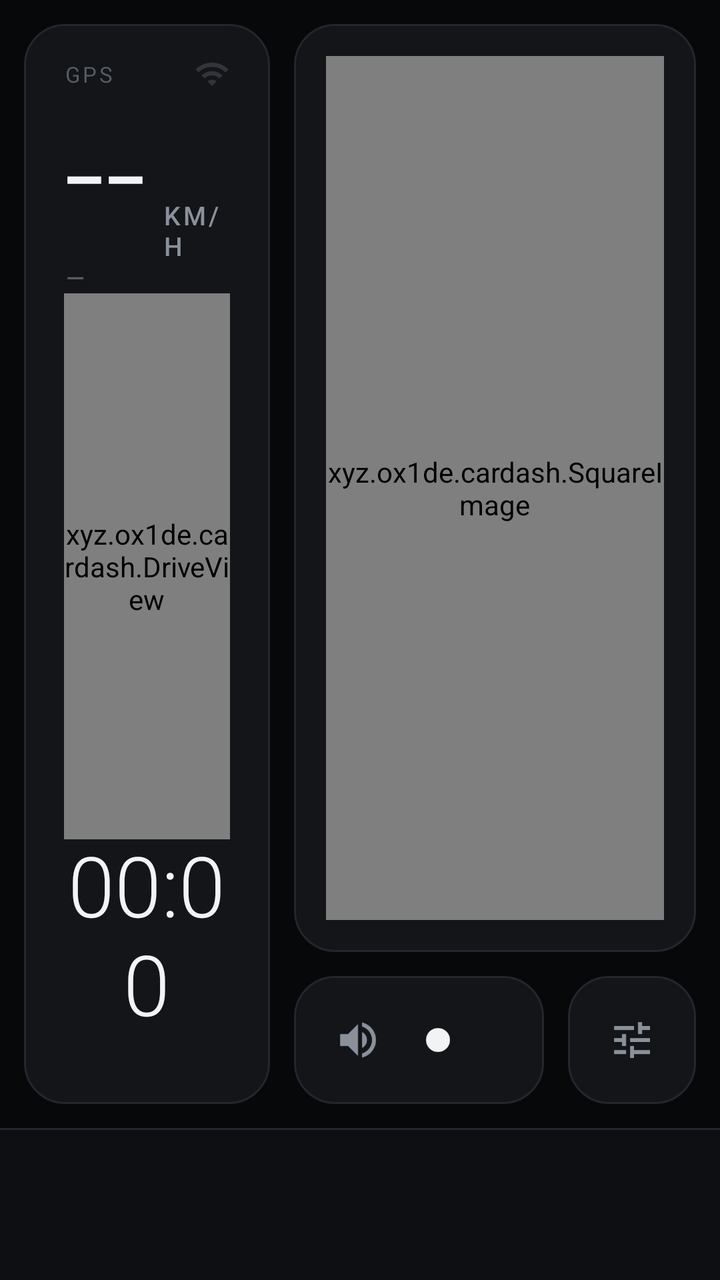
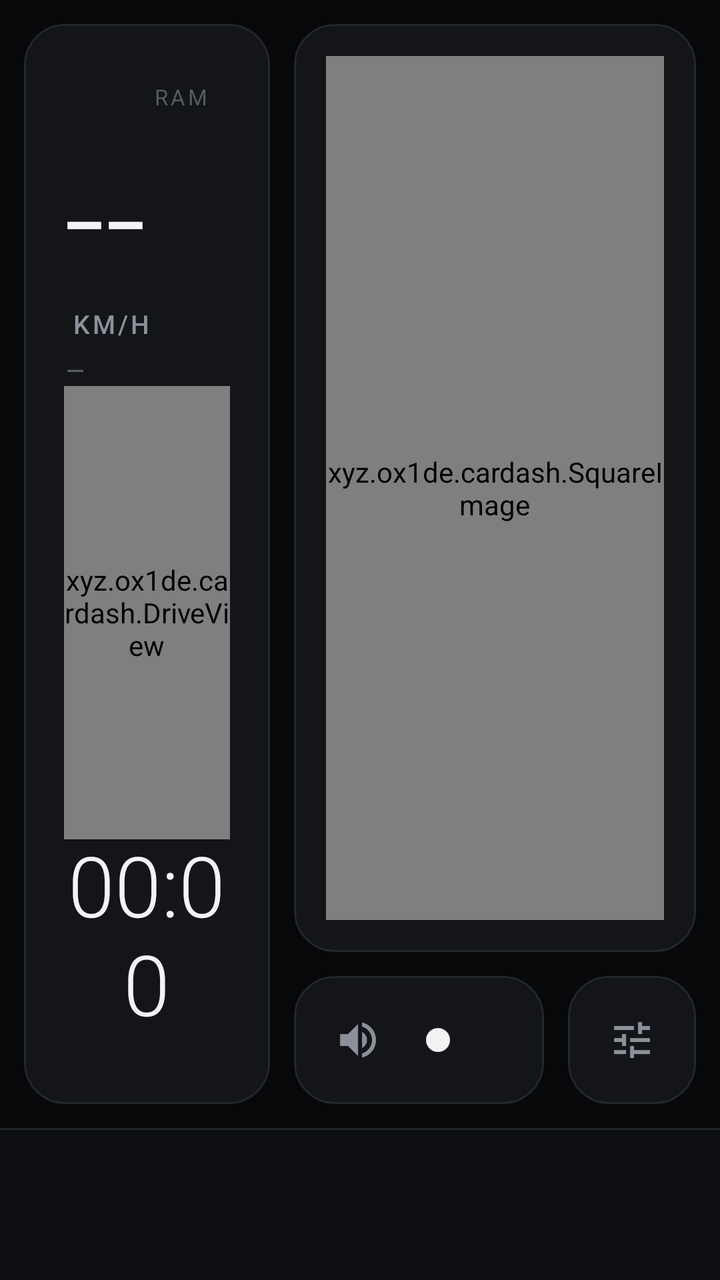

The first picture is an Android layout as it rendered before a commit; the second is the same layout after the commit. The layout source and the unified diff follow.
<!-- AndroidManifest.xml: application theme Theme.CarDash -->
<!-- res/layout/activity_main.xml -->
<?xml version="1.0" encoding="utf-8"?>
<FrameLayout xmlns:android="http://schemas.android.com/apk/res/android"
    android:id="@+id/root"
    android:layout_width="match_parent"
    android:layout_height="match_parent"
    android:background="@color/bg">

    <LinearLayout
        android:layout_width="match_parent"
        android:layout_height="match_parent"
        android:orientation="vertical">

        <LinearLayout
            android:id="@+id/content"
            android:layout_width="match_parent"
            android:layout_height="0dp"
            android:layout_weight="1"
            android:orientation="horizontal"
            android:padding="12dp">

            
            <LinearLayout
                android:id="@+id/drivePanel"
                android:layout_width="0dp"
                android:layout_height="match_parent"
                android:layout_weight="38"
                android:background="@drawable/bg_card"
                android:orientation="vertical"
                android:paddingLeft="20dp"
                android:paddingTop="16dp"
                android:paddingRight="20dp"
                android:paddingBottom="16dp">

                <LinearLayout
                    android:layout_width="match_parent"
                    android:layout_height="wrap_content"
                    android:gravity="center_vertical"
                    android:orientation="horizontal">

                    <TextView
                        android:id="@+id/gps"
                        android:layout_width="0dp"
                        android:layout_height="wrap_content"
                        android:layout_weight="1"
                        android:letterSpacing="0.12"
                        android:text="GPS"
                        android:textColor="@color/text3"
                        android:textSize="11sp" />

                    <ImageView
                        android:id="@+id/wifi"
                        android:layout_width="18dp"
                        android:layout_height="18dp"
                        android:alpha="0.25"
                        android:src="@drawable/ic_wifi"
                        android:tint="@color/text2" />
                </LinearLayout>

                <LinearLayout
                    android:id="@+id/speedBox"
                    android:layout_width="wrap_content"
                    android:layout_height="wrap_content"
                    android:background="@drawable/ripple_rect"
                    android:baselineAligned="true"
                    android:orientation="horizontal">

                    <TextView
                        android:id="@+id/speed"
                        android:layout_width="wrap_content"
                        android:layout_height="wrap_content"
                        android:fontFamily="sans-serif-light"
                        android:includeFontPadding="false"
                        android:text="--"
                        android:textColor="@color/text"
                        android:textSize="72sp" />

                    <TextView
                        android:id="@+id/unit"
                        android:layout_width="wrap_content"
                        android:layout_height="wrap_content"
                        android:layout_marginStart="8dp"
                        android:fontFamily="sans-serif-medium"
                        android:letterSpacing="0.1"
                        android:text="KM/H"
                        android:textColor="@color/text2"
                        android:textSize="13sp" />
                </LinearLayout>

                <TextView
                    android:id="@+id/heading"
                    android:layout_width="wrap_content"
                    android:layout_height="wrap_content"
                    android:fontFamily="sans-serif-medium"
                    android:letterSpacing="0.15"
                    android:text="—"
                    android:textColor="@color/text3"
                    android:textSize="12sp" />

                <xyz.ox1de.cardash.DriveView
                    android:id="@+id/car"
                    android:layout_width="match_parent"
                    android:layout_height="0dp"
                    android:layout_weight="1"
                    android:paddingTop="8dp"
                    android:paddingBottom="8dp" />

                <TextView
                    android:id="@+id/clock"
                    android:layout_width="match_parent"
                    android:layout_height="wrap_content"
                    android:fontFamily="sans-serif-light"
                    android:gravity="center"
                    android:includeFontPadding="false"
                    android:text="00:00"
                    android:textColor="@color/text"
                    android:textSize="42sp" />

                <TextView
                    android:id="@+id/date"
                    android:layout_width="match_parent"
                    android:layout_height="wrap_content"
                    android:gravity="center"
                    android:textColor="@color/text2"
                    android:textSize="13sp" />
            </LinearLayout>

            <Space
                android:id="@+id/gap"
                android:layout_width="12dp"
                android:layout_height="12dp" />

            
            <LinearLayout
                android:id="@+id/rightCol"
                android:layout_width="0dp"
                android:layout_height="match_parent"
                android:layout_weight="62"
                android:orientation="vertical">

                <LinearLayout
                    android:id="@+id/media"
                    android:layout_width="match_parent"
                    android:layout_height="0dp"
                    android:layout_weight="1"
                    android:background="@drawable/bg_card"
                    android:gravity="center_vertical"
                    android:orientation="horizontal"
                    android:padding="16dp">

                    <xyz.ox1de.cardash.SquareImage
                        android:id="@+id/art"
                        android:layout_width="wrap_content"
                        android:layout_height="match_parent"
                        android:background="@drawable/bg_art"
                        android:scaleType="centerCrop"
                        android:src="@drawable/ic_music" />

                    <LinearLayout
                        android:layout_width="0dp"
                        android:layout_height="wrap_content"
                        android:layout_marginStart="20dp"
                        android:layout_weight="1"
                        android:orientation="vertical">

                        <TextView
                            android:id="@+id/mApp"
                            android:layout_width="match_parent"
                            android:layout_height="wrap_content"
                            android:fontFamily="sans-serif-medium"
                            android:letterSpacing="0.12"
                            android:singleLine="true"
                            android:textAllCaps="true"
                            android:textColor="@color/accent"
                            android:textSize="11sp" />

                        <TextView
                            android:id="@+id/title"
                            android:layout_width="match_parent"
                            android:layout_height="wrap_content"
                            android:layout_marginTop="6dp"
                            android:ellipsize="end"
                            android:fontFamily="sans-serif-medium"
                            android:singleLine="true"
                            android:textColor="@color/text"
                            android:textSize="22sp" />

                        <TextView
                            android:id="@+id/artist"
                            android:layout_width="match_parent"
                            android:layout_height="wrap_content"
                            android:layout_marginTop="2dp"
                            android:ellipsize="end"
                            android:singleLine="true"
                            android:textColor="@color/text2"
                            android:textSize="15sp" />

                        <ProgressBar
                            android:id="@+id/prog"
                            style="?android:attr/progressBarStyleHorizontal"
                            android:layout_width="match_parent"
                            android:layout_height="3dp"
                            android:layout_marginTop="16dp"
                            android:max="1000"
                            android:progressBackgroundTint="@color/line"
                            android:progressTint="@color/text" />

                        <LinearLayout
                            android:layout_width="match_parent"
                            android:layout_height="wrap_content"
                            android:layout_marginTop="4dp"
                            android:orientation="horizontal">

                            <TextView
                                android:id="@+id/pos"
                                android:layout_width="0dp"
                                android:layout_height="wrap_content"
                                android:layout_weight="1"
                                android:textColor="@color/text3"
                                android:textSize="11sp" />

                            <TextView
                                android:id="@+id/dur"
                                android:layout_width="wrap_content"
                                android:layout_height="wrap_content"
                                android:textColor="@color/text3"
                                android:textSize="11sp" />
                        </LinearLayout>

                        <LinearLayout
                            android:layout_width="match_parent"
                            android:layout_height="wrap_content"
                            android:layout_marginTop="8dp"
                            android:gravity="center"
                            android:orientation="horizontal">

                            <ImageButton
                                android:id="@+id/prev"
                                android:layout_width="54dp"
                                android:layout_height="54dp"
                                android:background="@drawable/ripple_round"
                                android:padding="12dp"
                                android:scaleType="fitCenter"
                                android:src="@drawable/ic_prev"
                                android:tint="@color/text" />

                            <ImageButton
                                android:id="@+id/play"
                                android:layout_width="64dp"
                                android:layout_height="64dp"
                                android:layout_marginStart="22dp"
                                android:layout_marginEnd="22dp"
                                android:background="@drawable/bg_play"
                                android:padding="17dp"
                                android:scaleType="fitCenter"
                                android:src="@drawable/ic_play"
                                android:tint="@color/bg" />

                            <ImageButton
                                android:id="@+id/next"
                                android:layout_width="54dp"
                                android:layout_height="54dp"
                                android:background="@drawable/ripple_round"
                                android:padding="12dp"
                                android:scaleType="fitCenter"
                                android:src="@drawable/ic_next"
                                android:tint="@color/text" />
                        </LinearLayout>
                    </LinearLayout>
                </LinearLayout>

                <LinearLayout
                    android:layout_width="match_parent"
                    android:layout_height="64dp"
                    android:layout_marginTop="12dp"
                    android:orientation="horizontal">

                    <LinearLayout
                        android:layout_width="0dp"
                        android:layout_height="match_parent"
                        android:layout_weight="1"
                        android:background="@drawable/bg_card"
                        android:gravity="center_vertical"
                        android:orientation="horizontal"
                        android:paddingStart="8dp"
                        android:paddingEnd="8dp">

                        <ImageButton
                            android:id="@+id/mute"
                            android:layout_width="48dp"
                            android:layout_height="48dp"
                            android:background="@drawable/ripple_round"
                            android:padding="12dp"
                            android:scaleType="fitCenter"
                            android:src="@drawable/ic_volume"
                            android:tint="@color/text2" />

                        <SeekBar
                            android:id="@+id/vol"
                            android:layout_width="0dp"
                            android:layout_height="wrap_content"
                            android:layout_weight="1"
                            android:paddingTop="14dp"
                            android:paddingBottom="14dp"
                            android:progressBackgroundTint="@color/line"
                            android:progressTint="@color/text"
                            android:thumbTint="@color/text" />

                        <TextView
                            android:id="@+id/volTxt"
                            android:layout_width="36dp"
                            android:layout_height="wrap_content"
                            android:gravity="end"
                            android:textColor="@color/text2"
                            android:textSize="13sp" />
                    </LinearLayout>

                    <ImageButton
                        android:id="@+id/settings"
                        android:layout_width="64dp"
                        android:layout_height="match_parent"
                        android:layout_marginStart="12dp"
                        android:background="@drawable/bg_card"
                        android:foreground="@drawable/ripple_rect"
                        android:padding="20dp"
                        android:scaleType="fitCenter"
                        android:src="@drawable/ic_tune"
                        android:tint="@color/text2" />
                </LinearLayout>
            </LinearLayout>
        </LinearLayout>

        
        <LinearLayout
            android:id="@+id/dock"
            android:layout_width="match_parent"
            android:layout_height="76dp"
            android:background="@drawable/bg_dock"
            android:gravity="center"
            android:orientation="horizontal"
            android:paddingLeft="12dp"
            android:paddingRight="12dp" />
    </LinearLayout>

    
    <FrameLayout
        android:id="@+id/drawer"
        android:layout_width="match_parent"
        android:layout_height="match_parent"
        android:background="#F507080A"
        android:clickable="true"
        android:focusable="true"
        android:visibility="gone">

        <GridView
            android:id="@+id/grid"
            android:layout_width="match_parent"
            android:layout_height="match_parent"
            android:clipToPadding="false"
            android:columnWidth="108dp"
            android:fadingEdgeLength="24dp"
            android:numColumns="auto_fit"
            android:padding="24dp"
            android:requiresFadingEdge="vertical"
            android:scrollbars="none"
            android:stretchMode="spacingWidthUniform"
            android:verticalSpacing="10dp" />
    </FrameLayout>
</FrameLayout>
<!-- resources referenced by this layout -->
<resources>
  <color name="accent">#FF3E6AE1</color>
  <color name="bg">#FF07080A</color>
  <color name="line">#FF23262C</color>
  <color name="text">#FFF2F3F5</color>
  <color name="text2">#FF8B919A</color>
  <color name="text3">#FF565B63</color>
  <!-- drawable bg_art (drawable) -->
  <?xml version="1.0" encoding="utf-8"?>
  <shape xmlns:android="http://schemas.android.com/apk/res/android" android:shape="rectangle">
      <solid android:color="@color/card_hi" />
      <corners android:radius="14dp" />
  </shape>
  <!-- drawable bg_card (drawable) -->
  <?xml version="1.0" encoding="utf-8"?>
  <shape xmlns:android="http://schemas.android.com/apk/res/android" android:shape="rectangle">
      <solid android:color="@color/card" />
      <corners android:radius="20dp" />
      <stroke android:width="1dp" android:color="@color/line" />
  </shape>
  <!-- drawable bg_play (drawable) -->
  <?xml version="1.0" encoding="utf-8"?>
  <ripple xmlns:android="http://schemas.android.com/apk/res/android" android:color="#40000000">
      <item>
          <shape android:shape="oval">
              <solid android:color="@color/text" />
          </shape>
      </item>
  </ripple>
  <!-- drawable ic_music (drawable) -->
  <vector xmlns:android="http://schemas.android.com/apk/res/android" android:width="48dp" android:height="48dp" android:viewportWidth="24" android:viewportHeight="24">
      <path android:fillColor="#FF3A3F47" android:pathData="M12,3v10.55c-0.59,-0.34 -1.27,-0.55 -2,-0.55 -2.21,0 -4,1.79 -4,4s1.79,4 4,4 4,-1.79 4,-4V7h4V3h-6z" />
  </vector>
  <!-- drawable ic_play (drawable) -->
  <vector xmlns:android="http://schemas.android.com/apk/res/android" android:width="24dp" android:height="24dp" android:viewportWidth="24" android:viewportHeight="24">
      <path android:fillColor="#FFFFFFFF" android:pathData="M8,5.14v13.72c0,0.79 0.87,1.27 1.54,0.84l10.78,-6.86c0.62,-0.39 0.62,-1.29 0,-1.69L9.54,4.3C8.87,3.87 8,4.35 8,5.14z" />
  </vector>
  <!-- drawable ic_tune (drawable) -->
  <vector xmlns:android="http://schemas.android.com/apk/res/android" android:width="24dp" android:height="24dp" android:viewportWidth="24" android:viewportHeight="24">
      <path android:fillColor="#FFFFFFFF" android:pathData="M3,17v2h6v-2H3zM3,5v2h10V5H3zM13,21v-2h8v-2h-8v-2h-2v6h2zM7,9v2H3v2h4v2h2V9H7zM21,13v-2H11v2h10zM15,9h2V7h4V5h-4V3h-2v6z" />
  </vector>
  <!-- drawable ic_wifi (drawable) -->
  <vector xmlns:android="http://schemas.android.com/apk/res/android" android:width="24dp" android:height="24dp" android:viewportWidth="24" android:viewportHeight="24">
      <path android:fillColor="#FFFFFFFF" android:pathData="M1,9l2,2c4.97,-4.97 13.03,-4.97 18,0l2,-2C16.93,2.93 7.08,2.93 1,9zM9,17l3,3 3,-3c-1.65,-1.66 -4.34,-1.66 -6,0zM5,13l2,2c2.76,-2.76 7.24,-2.76 10,0l2,-2C15.14,9.14 8.87,9.14 5,13z" />
  </vector>
  <!-- drawable ripple_rect (drawable) -->
  <?xml version="1.0" encoding="utf-8"?>
  <ripple xmlns:android="http://schemas.android.com/apk/res/android" android:color="#26FFFFFF">
      <item android:id="@android:id/mask">
          <shape android:shape="rectangle">
              <solid android:color="#FFFFFFFF" />
              <corners android:radius="16dp" />
          </shape>
      </item>
  </ripple>
  <!-- drawable ripple_round (drawable) -->
  <?xml version="1.0" encoding="utf-8"?>
  <ripple xmlns:android="http://schemas.android.com/apk/res/android" android:color="#33FFFFFF">
      <item android:id="@android:id/mask">
          <shape android:shape="oval">
              <solid android:color="#FFFFFFFF" />
          </shape>
      </item>
  </ripple>
  <color name="card_hi">#FF1B1E23</color>
  <color name="card">#FF131519</color>
  <!-- unchanged entries left out for length: 5 -->
</resources>

<!-- the commit's change to res/layout/activity_main.xml (unified diff, before → after) -->
@@ -2,10 +2,11 @@
 <FrameLayout xmlns:android="http://schemas.android.com/apk/res/android"
     android:id="@+id/root"
     android:layout_width="match_parent"
-    android:layout_height="match_parent"
-    android:background="@color/bg">
+    android:layout_height="match_parent">
+    
 
     <LinearLayout
+        android:id="@+id/main"
         android:layout_width="match_parent"
         android:layout_height="match_parent"
         android:orientation="vertical">
@@ -47,6 +48,21 @@
                         android:textColor="@color/text3"
                         android:textSize="11sp" />
 
+                    
+                    <TextView
+                        android:id="@+id/ram"
+                        android:layout_width="78dp"
+                        android:layout_height="28dp"
+                        android:layout_marginEnd="6dp"
+                        android:background="@drawable/ripple_rect"
+                        android:gravity="center_vertical|end"
+                        android:letterSpacing="0.12"
+                        android:paddingEnd="6dp"
+                        android:singleLine="true"
+                        android:text="RAM"
+                        android:textColor="@color/text3"
+                        android:textSize="11sp" />
+
                     <ImageView
                         android:id="@+id/wifi"
                         android:layout_width="18dp"
@@ -56,31 +72,33 @@
                         android:tint="@color/text2" />
                 </LinearLayout>
 
+                
                 <LinearLayout
                     android:id="@+id/speedBox"
-                    android:layout_width="wrap_content"
+                    android:layout_width="match_parent"
                     android:layout_height="wrap_content"
                     android:background="@drawable/ripple_rect"
-                    android:baselineAligned="true"
-                    android:orientation="horizontal">
+                    android:orientation="vertical">
 
                     <TextView
                         android:id="@+id/speed"
-                        android:layout_width="wrap_content"
+                        android:layout_width="match_parent"
                         android:layout_height="wrap_content"
                         android:fontFamily="sans-serif-light"
                         android:includeFontPadding="false"
+                        android:singleLine="true"
                         android:text="--"
                         android:textColor="@color/text"
                         android:textSize="72sp" />
 
                     <TextView
                         android:id="@+id/unit"
-                        android:layout_width="wrap_content"
+                        android:layout_width="match_parent"
                         android:layout_height="wrap_content"
-                        android:layout_marginStart="8dp"
+                        android:layout_marginStart="4dp"
                         android:fontFamily="sans-serif-medium"
                         android:letterSpacing="0.1"
+                        android:singleLine="true"
                         android:text="KM/H"
                         android:textColor="@color/text2"
                         android:textSize="13sp" />
@@ -88,7 +106,9 @@
 
                 <TextView
                     android:id="@+id/heading"
-                    android:layout_width="wrap_content"
+                    android:layout_width="match_parent"
+                    android:layout_marginTop="6dp"
+                    android:singleLine="true"
                     android:layout_height="wrap_content"
                     android:fontFamily="sans-serif-medium"
                     android:letterSpacing="0.15"
@@ -275,6 +295,7 @@
                     android:orientation="horizontal">
 
                     <LinearLayout
+                        android:id="@+id/volCard"
                         android:layout_width="0dp"
                         android:layout_height="match_parent"
                         android:layout_weight="1"
@@ -357,12 +378,18 @@
             android:layout_height="match_parent"
             android:clipToPadding="false"
             android:columnWidth="108dp"
-            android:fadingEdgeLength="24dp"
             android:numColumns="auto_fit"
             android:padding="24dp"
-            android:requiresFadingEdge="vertical"
+            android:scrollingCache="false"
             android:scrollbars="none"
             android:stretchMode="spacingWidthUniform"
             android:verticalSpacing="10dp" />
     </FrameLayout>
+
+    
+    <xyz.ox1de.cardash.ClockView
+        android:id="@+id/saver"
+        android:layout_width="match_parent"
+        android:layout_height="match_parent"
+        android:visibility="gone" />
 </FrameLayout>
